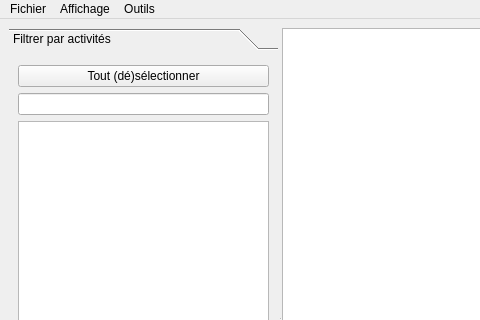
Before: the Qt Designer form interface.ui in Fabien-B/Projet-Python, drawn with Qt 5; both pictures show x 0 to 480 and y 0 to 320 of the 897 by 653 pixel window.
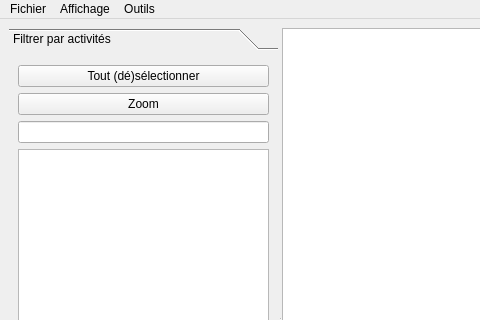
After: the same form once the commit is applied. Icons and pictures are not drawn. Custom widgets are drawn as their Qt base class.

Commit message: ebauche de fonction zoom appuyer deux fois sur le bouton pour que ça marche bien nettoyage de quelques regex dans pas mal de fichier

Patch:
```diff
--- a/interface.ui
+++ b/interface.ui
@@ -35,8 +35,8 @@
          <rect>
           <x>0</x>
           <y>0</y>
-          <width>248</width>
-          <height>470</height>
+          <width>260</width>
+          <height>495</height>
          </rect>
         </property>
         <property name="toolTip">
@@ -59,6 +59,13 @@
              </item>
             </layout>
            </item>
+           <item>
+            <widget class="QPushButton" name="pushButton">
+             <property name="text">
+              <string>Zoom</string>
+             </property>
+            </widget>
+           </item>
            <item>
             <widget class="QLineEdit" name="lineEditFiltresActivities"/>
            </item>
```
Left out of the diff: 14 changed lines with no effect on the pictures. The commit also changes 8 other files.
